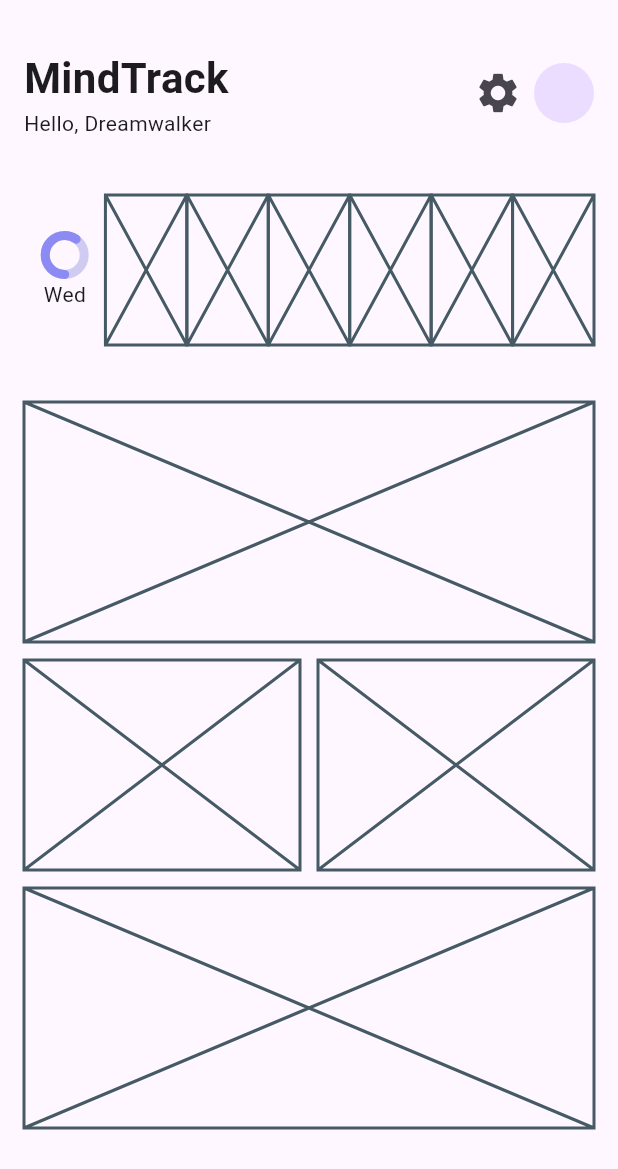
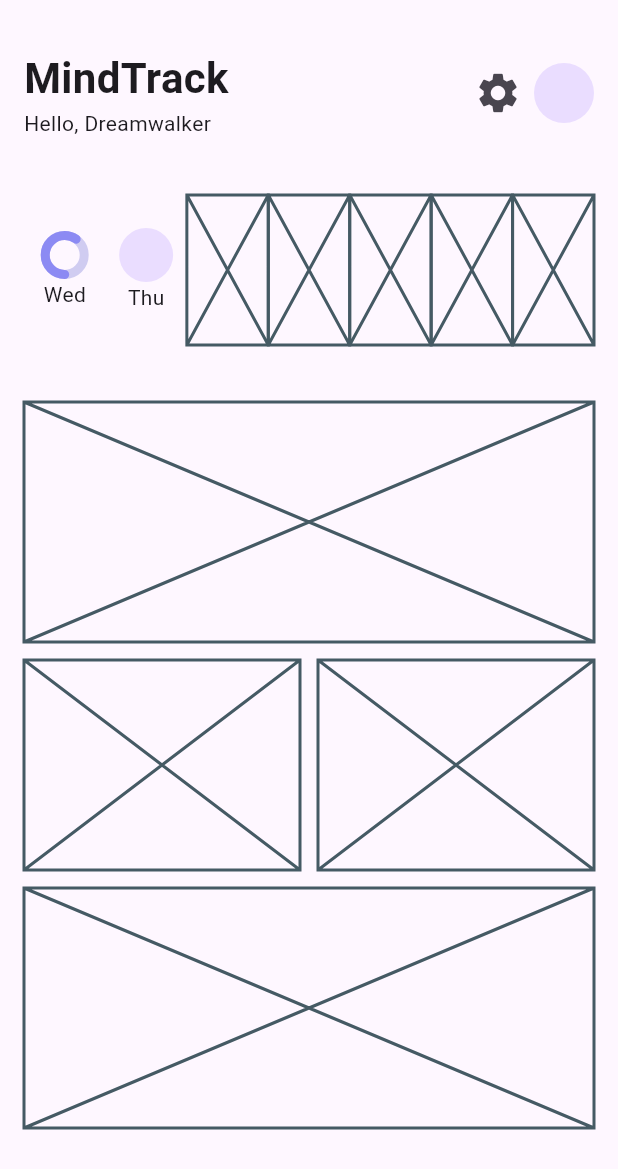
Before and after one commit to JAICHANGPARK/flutter_notebook_chapter_43, a Flutter app: the HabitJournalHomeScreen widget shown alone on an empty page, opened directly, on a phone screen of 412 x 824 dp. Shown: the top 1169 px of the screen. Run offline on Flutter 3.47's test engine with Material 3 defaults, Android fonts, the phone set to English and light mode, and no system bars; drawn by our look-alikes of percent_indicator; our stand-ins replace gap, hugeicons.

Commit message:
Update habit_journal_home_screen.dart

```diff
--- a/lib/ep2173_habit_journal_app/ui/home/habit_journal_home_screen.dart
+++ b/lib/ep2173_habit_journal_app/ui/home/habit_journal_home_screen.dart
@@ -73,7 +73,27 @@ class _HabitJournalHomeScreenState extends State<HabitJournalHomeScreen> {
                       ),
                     ),
                     Expanded(
-                      child: Placeholder(),
+                      child:Column(
+                        mainAxisAlignment: MainAxisAlignment.center,
+                        children: [
+                          // CircularPercentIndicator(
+                          //   radius: 16,
+                          //   lineWidth: 6,
+                          //   percent: .6,
+                          //   circularStrokeCap: CircularStrokeCap.round,
+                          //   backgroundColor: Color.fromRGBO(208, 204, 241, 1),
+                          //   startAngle: 180,
+                          //   progressColor: HabitAppTheme.primary,
+                          // ),
+                          CircleAvatar(
+                            radius: 18,
+                          ),
+                          // Gap(12),
+                          Text(
+                            "Thu",
+                          )
+                        ],
+                      ),
                     ),
                     Expanded(
                       child: Placeholder(),
```
